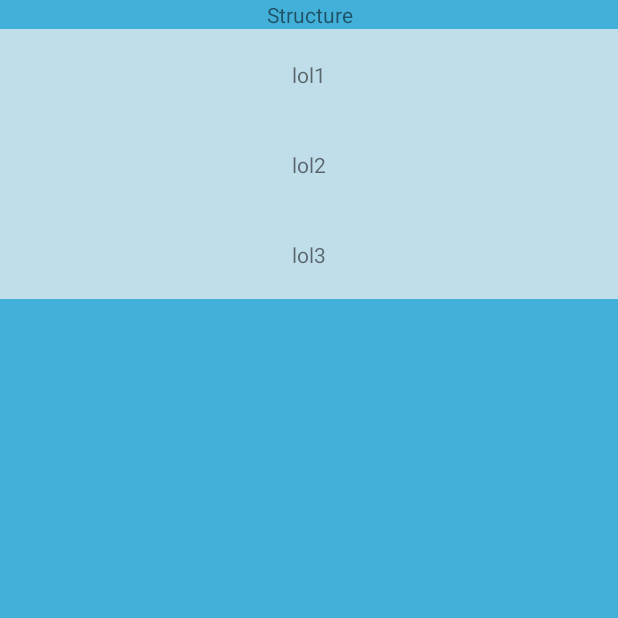
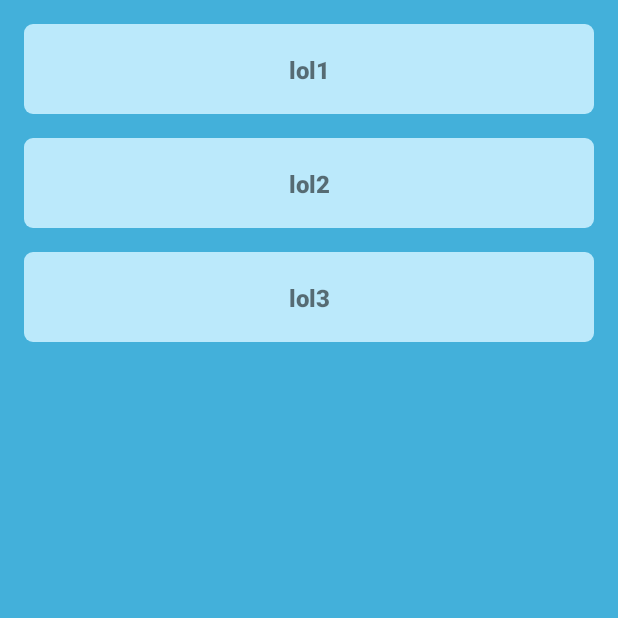
Before and after one commit to daniil-shevtsov/incremental-reader, an Android app: the StructureFragment screen opened through its navigation route, on a phone screen of 412 x 824 dp, the top half of it. Run offline under Robolectric (Android 15) with nearby library versions, the phone set to English and light mode, and no system bars.

Commit message:
Add margin between structure items

```diff
--- a/app/src/main/java/shevtsov/daniil/incrementalreader/structure/view/StructureFragment.kt
+++ b/app/src/main/java/shevtsov/daniil/incrementalreader/structure/view/StructureFragment.kt
@@ -19,6 +19,7 @@ import shevtsov.daniil.incrementalreader.learning.navigation.LearningInitArgumen
 import shevtsov.daniil.incrementalreader.structure.presentation.StructureScreenEvent
 import shevtsov.daniil.incrementalreader.structure.presentation.StructureViewModel
 import shevtsov.daniil.incrementalreader.structure.presentation.StructureViewState
+import shevtsov.daniil.incrementalreader.structure.view.adapter.MarginItemDecoration
 import shevtsov.daniil.incrementalreader.structure.view.adapter.StructureAdapter
 import shevtsov.daniil.incrementalreader.structure.view.adapter.StructureAdapterAction
 import javax.inject.Inject
@@ -80,7 +81,10 @@ class StructureFragment : Fragment(R.layout.fragment_structure) {
     private fun FragmentStructureBinding.initViews() {
         with(structureItemsRecyclerView) {
             adapter = structureAdapter
+            addItemDecoration(MarginItemDecoration(spaceSize = doToPx(value = 16)))
         }
     }
 
+    private fun doToPx(value: Int): Int = (value * resources.displayMetrics.density).toInt();
+
 }
--- /dev/null
+++ b/app/src/main/java/shevtsov/daniil/incrementalreader/structure/view/adapter/MarginItemDecoration.kt
@@ -0,0 +1,26 @@
+package shevtsov.daniil.incrementalreader.structure.view.adapter
+
+import android.graphics.Rect
+import android.view.View
+import androidx.recyclerview.widget.RecyclerView
+
+class MarginItemDecoration(
+    private val spaceSize: Int
+) : RecyclerView.ItemDecoration() {
+
+    override fun getItemOffsets(
+        outRect: Rect,
+        view: View,
+        parent: RecyclerView,
+        state: RecyclerView.State
+    ) {
+        val topSpace = when {
+            parent.getChildAdapterPosition(view) != 0 -> spaceSize
+            else -> outRect.top
+        }
+
+        with(outRect) {
+            top = topSpace
+        }
+    }
+}
--- /dev/null
+++ b/app/src/main/res/drawable/background_item_structure.xml
@@ -0,0 +1,7 @@
+<?xml version="1.0" encoding="utf-8"?>
+<shape xmlns:android="http://schemas.android.com/apk/res/android"
+    android:shape="rectangle">
+    <solid android:color="@color/structureItemBackground" />
+
+    <corners android:radius="6dp" />
+</shape>
--- a/app/src/main/res/layout/fragment_structure.xml
+++ b/app/src/main/res/layout/fragment_structure.xml
@@ -6,23 +6,18 @@
     android:layout_height="match_parent"
     android:background="@color/commonBackground">
 
-    <TextView
-        android:id="@+id/structureTitleTextView"
-        android:layout_width="match_parent"
-        android:layout_height="wrap_content"
-        android:gravity="center"
-        android:text="Structure"
-        app:layout_constraintTop_toTopOf="parent" />
-
     <androidx.recyclerview.widget.RecyclerView
         android:id="@+id/structureItemsRecyclerView"
         android:layout_width="0dp"
         android:layout_height="0dp"
+        android:layout_marginStart="16dp"
+        android:layout_marginTop="16dp"
+        android:layout_marginEnd="16dp"
         app:layoutManager="androidx.recyclerview.widget.LinearLayoutManager"
         app:layout_constraintBottom_toBottomOf="parent"
         app:layout_constraintEnd_toEndOf="parent"
         app:layout_constraintStart_toStartOf="parent"
-        app:layout_constraintTop_toBottomOf="@id/structureTitleTextView"
+        app:layout_constraintTop_toTopOf="parent"
         tools:listitem="@layout/item_structure" />
 
 </androidx.constraintlayout.widget.ConstraintLayout>
--- a/app/src/main/res/layout/item_structure.xml
+++ b/app/src/main/res/layout/item_structure.xml
@@ -4,11 +4,12 @@
     xmlns:tools="http://schemas.android.com/tools"
     android:layout_width="match_parent"
     android:layout_height="60dp"
-    android:foreground="?android:selectableItemBackgroundBorderless"
-    android:background="@color/structureItemBackground">
+    android:background="@drawable/background_item_structure"
+    android:foreground="?android:selectableItemBackgroundBorderless">
 
     <TextView
         android:id="@+id/structureItemTitleTextView"
+        style="@style/StructureItemTitle"
         android:layout_width="0dp"
         android:layout_height="wrap_content"
         android:gravity="center"
--- a/app/src/main/res/values/colors.xml
+++ b/app/src/main/res/values/colors.xml
@@ -8,5 +8,5 @@
     <color name="commonTextField">#C0DEEA</color>
     <color name="commonButtonBackground">#AFE9FF</color>
 
-    <color name="structureItemBackground">#C0DEEA</color>
+    <color name="structureItemBackground">#BBE9FB</color>
 </resources>
--- a/app/src/main/res/values/styles.xml
+++ b/app/src/main/res/values/styles.xml
@@ -20,6 +20,12 @@
         <item name="android:textAppearance">@style/ButtonTitle</item>
     </style>
 
+    <style name="StructureItemTitle">
+        <item name="fontFamily">sans-serif-medium</item>
+        <item name="android:textStyle">bold</item>
+        <item name="android:textSize">16sp</item>
+    </style>
+
     <style name="Title">
         <item name="android:textSize">20sp</item>
 
--- a/build.gradle.kts
+++ b/build.gradle.kts
@@ -4,7 +4,7 @@ buildscript {
         google()
     }
     dependencies {
-        classpath("com.android.tools.build:gradle:4.2.0-beta01")
+        classpath("com.android.tools.build:gradle:4.2.0-beta02")
         classpath("org.jetbrains.kotlin:kotlin-gradle-plugin:1.4.20")
 
         classpath("androidx.navigation:navigation-safe-args-gradle-plugin:2.3.2")
```
Also changed, not shown: gradle/wrapper/gradle-wrapper.properties.
